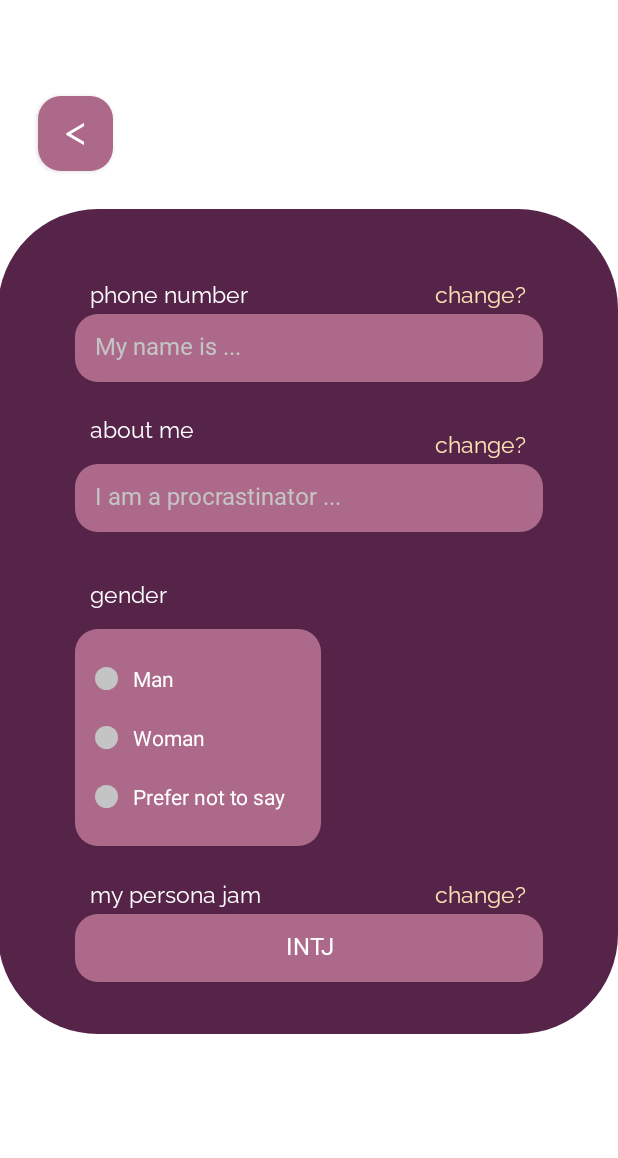
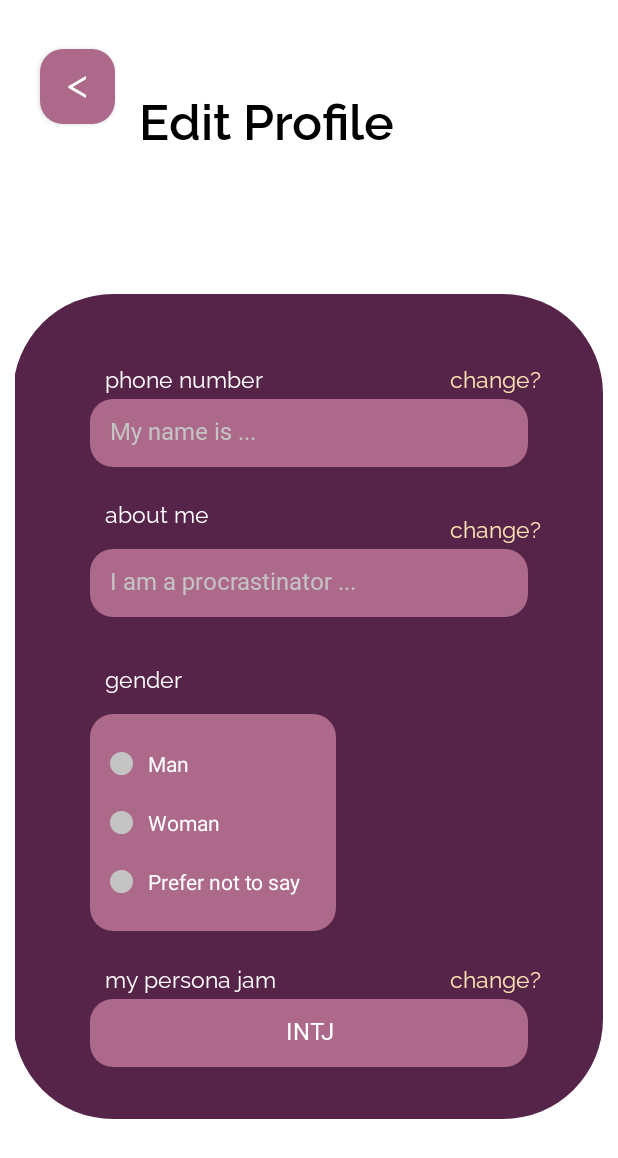
Before and after one commit to namzoen/aCupOfBond, an Android app: the EditProfileActivity screen opened directly, with no data from a screen before it, on a phone screen of 412 x 824 dp. Shown: the top 1158 px of the screen. Run offline under Robolectric (Android 15) with nearby library versions, the phone set to English and light mode, and no system bars; 1 statement that could not run was skipped.

Commit message:
Edit profile activity added

```diff
--- a/app/src/main/AndroidManifest.xml
+++ b/app/src/main/AndroidManifest.xml
@@ -13,6 +13,8 @@
         android:roundIcon="@mipmap/ic_launcher_round"
         android:supportsRtl="true"
         android:theme="@style/AppTheme">
+        <activity android:name=".EditProfileActivity" />
+        <activity android:name=".SettingsActivity" />
         <activity
             android:name=".MainActivity"
             android:label="@string/title_activity_main" />
@@ -31,7 +33,6 @@
             </intent-filter>
         </activity>
         <activity android:name=".IntroSliderActivity" />
-        <activity android:name=".EditProfileActivity" />
     </application>
 
 </manifest>
--- a/app/src/main/java/com/example/acupofbond/EditProfileActivity.kt
+++ b/app/src/main/java/com/example/acupofbond/EditProfileActivity.kt
@@ -6,6 +6,7 @@ import android.widget.RadioButton
 import android.widget.RadioGroup
 import android.widget.Toast
 import androidx.appcompat.app.AppCompatActivity
+import kotlinx.android.synthetic.main.activity_editprofile.*
 
 
 class EditProfileActivity : AppCompatActivity() {
@@ -18,6 +19,10 @@ class EditProfileActivity : AppCompatActivity() {
 
         radioGroup = findViewById(R.id.genderGroup)
         genderChoose(this)
+
+        backBtn.setOnClickListener{
+            finish()
+        }
     }
 
     private fun genderChoose (v: EditProfileActivity){
--- a/app/src/main/java/com/example/acupofbond/MainActivity.kt
+++ b/app/src/main/java/com/example/acupofbond/MainActivity.kt
@@ -29,11 +29,6 @@ class MainActivity : AppCompatActivity() {
             true
         }
 
-        //Fragment profile
-        profileSettings.setOnClickListener{
-            startActivity(Intent(this, SettingsActivity::class.java))
-        }
-
     }
 
     private fun setCurrentFragment(fragment:Fragment)=
--- a/app/src/main/res/layout/activity_editprofile.xml
+++ b/app/src/main/res/layout/activity_editprofile.xml
@@ -1,5 +1,6 @@
 <?xml version="1.0" encoding="utf-8"?>
-<RelativeLayout xmlns:android="http://schemas.android.com/apk/res/android"
+<androidx.constraintlayout.widget.ConstraintLayout xmlns:android="http://schemas.android.com/apk/res/android"
+    xmlns:app="http://schemas.android.com/apk/res-auto"
     xmlns:tools="http://schemas.android.com/tools"
     android:orientation="vertical"
     android:layout_height="match_parent"
@@ -7,6 +8,48 @@
     android:background="@color/white"
     android:gravity="center"
     tools:context=".EditProfileActivity">
+
+    <Button
+        android:id="@+id/backBtn"
+        android:layout_width="50dp"
+        android:layout_height="50dp"
+        android:background="@drawable/text_input_box"
+        android:fontFamily="@font/raleway"
+        android:gravity="center_horizontal"
+        android:text="@string/back_symbol"
+        android:textColor="@color/white"
+        android:textSize="28sp"
+        app:layout_constraintBottom_toBottomOf="parent"
+        app:layout_constraintEnd_toEndOf="parent"
+        app:layout_constraintHorizontal_bias="0.074"
+        app:layout_constraintStart_toStartOf="parent"
+        app:layout_constraintTop_toTopOf="parent"
+        app:layout_constraintVertical_bias="0.042" />
+
+    <TextView
+        android:id="@+id/edit_profile"
+        android:layout_width="wrap_content"
+        android:layout_height="wrap_content"
+        android:fontFamily="@font/raleway_semibold"
+        android:text="@string/edit_profile"
+        android:textColor="@color/black"
+        android:textSize="33sp"
+        app:layout_constraintBottom_toTopOf="@+id/relativeLayout"
+        app:layout_constraintEnd_toEndOf="parent"
+        app:layout_constraintHorizontal_bias="0.098"
+        app:layout_constraintStart_toEndOf="@+id/backBtn"
+        app:layout_constraintTop_toTopOf="parent"
+        app:layout_constraintVertical_bias="0.408" />
+
+    <RelativeLayout
+        android:id="@+id/relativeLayout"
+        android:layout_width="match_parent"
+        android:layout_height="wrap_content"
+        android:padding="10dp"
+        app:layout_constraintBottom_toBottomOf="parent"
+        app:layout_constraintTop_toTopOf="parent"
+        app:layout_constraintVertical_bias="0.726"
+        tools:layout_editor_absoluteX="0dp">
 
         <View
             android:id="@+id/view"
@@ -17,19 +60,6 @@
             android:layout_marginStart="-1dp"
             android:layout_marginTop="5dp"
             android:background="@drawable/rectangle2" />
-
-    <Button
-        android:id="@+id/backBtn"
-        android:layout_width="50dp"
-        android:layout_height="50dp"
-        android:layout_marginStart="25dp"
-        android:layout_marginTop="-70dp"
-        android:gravity="center_horizontal"
-        android:textColor="@color/white"
-        android:fontFamily="@font/raleway"
-        android:textSize="28sp"
-        android:text="@string/back_symbol"
-        android:background="@drawable/text_input_box"/>
 
         <TextView
             android:layout_width="wrap_content"
@@ -188,3 +218,6 @@
             android:textSize="15sp" />
 
     </RelativeLayout>
+
+
+</androidx.constraintlayout.widget.ConstraintLayout>
--- a/app/src/main/res/layout/fragment_profile.xml
+++ b/app/src/main/res/layout/fragment_profile.xml
@@ -72,14 +72,15 @@
 
         <ImageView
             android:layout_width="300dp"
-            android:layout_height="wrap_content"
+            android:layout_height="250dp"
             android:src="@drawable/fotos"
+            android:layout_marginTop="20dp"
             app:layout_constraintBottom_toBottomOf="parent"
             app:layout_constraintEnd_toEndOf="parent"
             app:layout_constraintHorizontal_bias="0.495"
             app:layout_constraintStart_toStartOf="parent"
             app:layout_constraintTop_toBottomOf="@+id/linearLayout"
-            app:layout_constraintVertical_bias="0.767" />
+            app:layout_constraintVertical_bias="0.0" />
 
     </androidx.constraintlayout.widget.ConstraintLayout>
 
--- a/app/src/main/res/values/strings.xml
+++ b/app/src/main/res/values/strings.xml
@@ -91,5 +91,6 @@
     <string name="sign_out">sign out</string>
     <string name="profile_name">Raisa Andriana, 20 y.o.</string>
     <string name="settings">Settings</string>
+    <string name="edit_profile">Edit Profile</string>
 
 </resources>
```
Also changed, not shown: app/src/main/java/com/example/acupofbond/ProfileFragment.kt (+25 -0 lines). Lines whose indentation alone changed are shown as unchanged.
